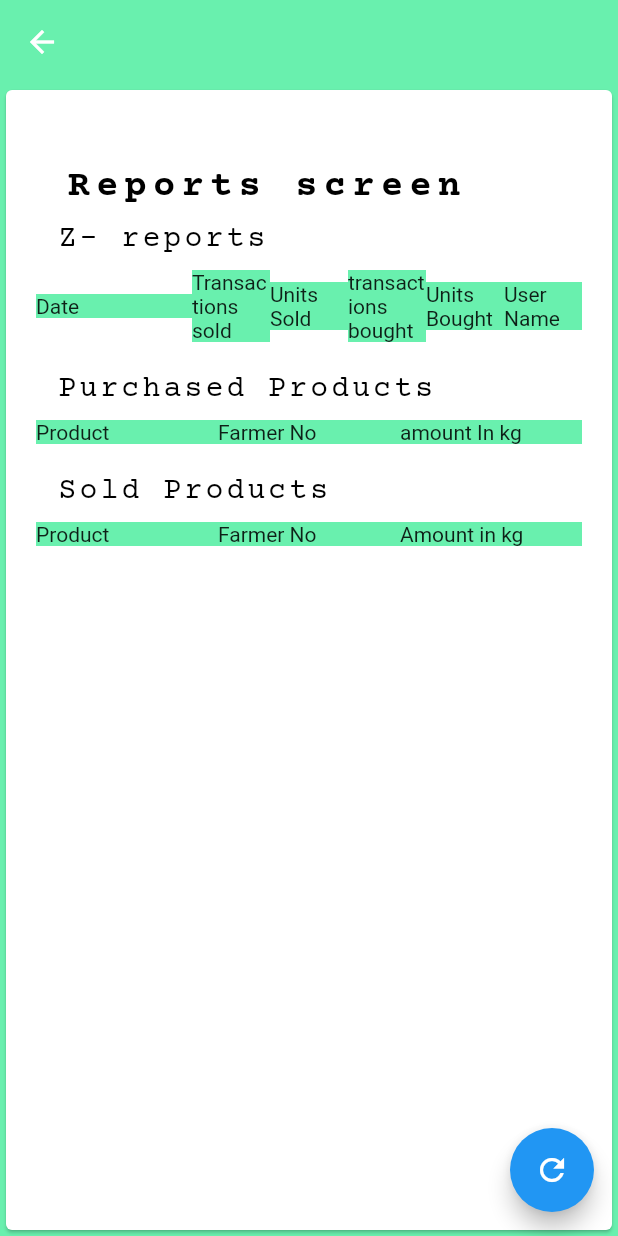
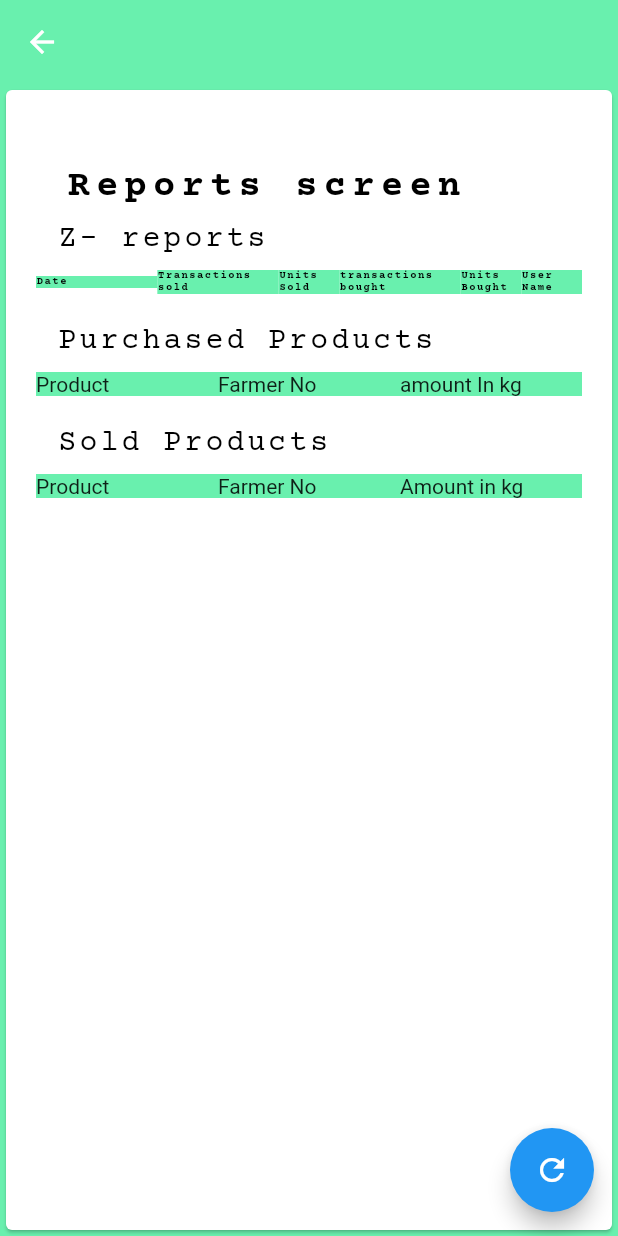
Before and after one commit to BLUECALF/agric, a Flutter app: the ReportsScreen screen opened by its route, after a tap on the "refresh" icon, on a phone screen of 412 x 824 dp. Run offline on Flutter 3.47's test engine with Material 2 defaults, Android fonts, the phone set to English and light mode, and no system bars; our stand-ins replace drift, flutter_form_builder, flutter_spinkit, get; accounts and stored records are empty; generated files the repository leaves out were written again.

Commit message:
agric code 16/3/2022

```diff
--- a/lib/pages/controller/home_controller.dart
+++ b/lib/pages/controller/home_controller.dart
@@ -29,9 +29,6 @@ class HomeController extends GetxController
     //data = ModalRoute.of(context)?.settings.arguments as Map;
     data = Get.arguments;
   }
-
-
-
   void get_xreport_list() async {
 
     print("xreport b4:${xreport_list[0]}");
--- a/lib/pages/views/reports_screen.dart
+++ b/lib/pages/views/reports_screen.dart
@@ -1,41 +1,21 @@
 
-import 'package:agric/styles/button_decoration.dart';
-import 'package:agric/styles/text_field_decoration.dart';
+
+import 'package:agric/pages/controller/reports_controller.dart';
 import 'package:agric/styles/text_style.dart';
 import 'package:flutter/material.dart';
-import 'package:provider/provider.dart';
-
-import '../../database/database.dart';
+import 'package:get/get.dart';
 
 
 
 
-class ReportsScreen extends StatefulWidget {
 
+class ReportsScreen extends StatelessWidget {
 
-  @override
-  State<ReportsScreen> createState() => _ReportsScreenState();
-}
-
-class _ReportsScreenState extends State<ReportsScreen> {
-  List<String> giveoutlist  = ["Fertelizer","chicken feed",
-    "Cattle Feed","Maize Seed","Pesticide","herbicide"];
-
-  List<String> takeinlist = ["Cows milk","goats milk","Camels Milk","eggs","Tea leaves"];
-
-  List<Sale> salesList =[];
-  List<Purchase> purchaseList=[];
-  List<Zreport> zreportList=[];
-
-  late AppDatabase database;
-
-
+  final ReportsController reportsController = Get.put(ReportsController());
   @override
   Widget build(BuildContext context) {
 
-    database = Provider.of<AppDatabase>(context);
-
-    get_objects();
+    reportsController.get_objects();
 
     return Scaffold(
       appBar: AppBar(
@@ -49,7 +29,7 @@ class _ReportsScreenState extends State<ReportsScreen> {
             child: Padding(
               padding: const EdgeInsets.fromLTRB(20,50,20,0),
 
-              child: ListView(
+              child: GetBuilder<ReportsController>(builder: (_){ return ListView(
                 scrollDirection: Axis.vertical,
                 children: [
                   Text(
@@ -64,38 +44,38 @@ class _ReportsScreenState extends State<ReportsScreen> {
                     children: [
                       Expanded(
                         flex: 2,
-                        child: Container( child: Text("Date"),decoration: BoxDecoration(
+                        child: Container( child: Text("Date",style: MyTextStyle.make("tiny"),),decoration: BoxDecoration(
                           color: Colors.greenAccent,
 
                         ),),
                       ),
                       Expanded(
-                        flex: 1,
-                        child: Container(child: Text("Transactions sold"),decoration: BoxDecoration(
+                        flex: 2,
+                        child: Container(child: Text("Transactions sold",style: MyTextStyle.make("tiny"),),decoration: BoxDecoration(
                           color: Colors.greenAccent,
                         ),),
                       ),
                       Expanded(
                         flex: 1,
-                        child: Container(child: Text("Units Sold",),decoration: BoxDecoration(
+                        child: Container(child: Text("Units Sold",style: MyTextStyle.make("tiny"),),decoration: BoxDecoration(
+                          color: Colors.greenAccent,
+                        ),),
+                      ),
+                      Expanded(
+                        flex: 2,
+                        child: Container(child: Text("transactions bought",style: MyTextStyle.make("tiny"),),decoration: BoxDecoration(
                           color: Colors.greenAccent,
                         ),),
                       ),
                       Expanded(
                         flex: 1,
-                        child: Container(child: Text("transactions bought",),decoration: BoxDecoration(
+                        child: Container(child: Text("Units Bought",style: MyTextStyle.make("tiny"),),decoration: BoxDecoration(
                           color: Colors.greenAccent,
                         ),),
                       ),
                       Expanded(
                         flex: 1,
-                        child: Container(child: Text("Units Bought",),decoration: BoxDecoration(
-                          color: Colors.greenAccent,
-                        ),),
-                      ),
-                      Expanded(
-                        flex: 1,
-                        child: Container(child: Text("User Name ",),decoration: BoxDecoration(
+                        child: Container(child: Text("User Name ",style: MyTextStyle.make("tiny"),),decoration: BoxDecoration(
                           color: Colors.greenAccent,
                         ),),
                       ),
@@ -103,7 +83,7 @@ class _ReportsScreenState extends State<ReportsScreen> {
                     ],
                   ),
                   Column(
-                    children: zreportList.map((z) => makerow_of_zreport(z)).toList(),
+                    children: reportsController.zreportList.map((z) => reportsController.makerow_of_zreport(z)).toList(),
                   ),
                   SizedBox(height:20),
 
@@ -136,7 +116,7 @@ class _ReportsScreenState extends State<ReportsScreen> {
                     ],
                   ),
                   Column(
-                    children: purchaseList.map((purchase) => makerow_of_purchase(purchase)).toList(),
+                    children: reportsController.purchaseList.map((purchase) => reportsController.makerow_of_purchase(purchase)).toList(),
                   ),
                   SizedBox(height: 20,),
                   Text(
@@ -163,150 +143,18 @@ class _ReportsScreenState extends State<ReportsScreen> {
                           color: Colors.greenAccent,
                         ),),
                       ),
-
                     ],
                   ),
                   Column(
-                    children: salesList.map((sales) => makerow_of_sales(sales)).toList(),
+                    children: reportsController.salesList.map((sales) => reportsController.makerow_of_sales(sales)).toList(),
                   ),
-
-
-
-            ]),),
+            ]);}),),
           ),
         ),
       ),
-      floatingActionButton: FloatingActionButton(onPressed: () {
-        setState(() {
-          salesList = salesList;
-          purchaseList  = purchaseList;
-        });
-
+      floatingActionButton: FloatingActionButton(onPressed: () {print("refresh called");
+       reportsController.update();
       },child: Icon(Icons.refresh,color: Colors.redAccent[300],),),
     );
   }
-
-  Widget makerow_of_sales(Sale sale)
-  {
-    return Row(
-      children: [
-        Expanded(
-          flex: 1,
-          child: Container(child: Text("${sale.product}"),decoration: BoxDecoration(
-            color: Colors.grey,
-          ),),
-        ),
-        Expanded(
-          flex: 1,
-          child: Container(child: Text("${sale.farmer_number}"),decoration: BoxDecoration(
-            color: Colors.grey[400],
-          ),),
-        ),
-        Expanded(
-          flex: 1,
-          child: Container(child: Text("${sale.amount_kg}"),decoration: BoxDecoration(
-            color: Colors.grey[300],
-          ),),
-        ),
-
-      ],
-
-    );
-  }
-
-  Widget makerow_of_purchase(Purchase purchase)
-  {
-    return Row(
-      children: [
-        Expanded(
-          flex: 1,
-          child: Container(child: Text("${purchase.product}"),decoration: BoxDecoration(
-            color: Colors.grey,
-          ),),
-        ),
-        Expanded(
-          flex: 1,
-          child: Container(child: Text("${purchase.farmer_number}"),decoration: BoxDecoration(
-            color: Colors.grey[400],
-          ),),
-        ),
-        Expanded(
-          flex: 1,
-          child: Container(child: Text("${purchase.amount_kg}"),decoration: BoxDecoration(
-            color: Colors.grey[300],
-          ),),
-        ),
-
-      ],
-
-    );
-  }
-  get_objects() async
-  {
-    final salesDao = Provider.of<SalesDao>(context);
-    salesList = await salesDao.getSaleList();
-    purchaseList = await database.getPurchaseList();
-    zreportList = await database.getZreportList();
-
-
-
-    // after we get values we recall build by set states
-    setState(() {
-
-    });
-  }
-
-  // makes row of Z reports
-
-  Widget makerow_of_zreport(Zreport z) {
-    return Row(
-      children: [
-
-        Expanded(
-          flex: 2,
-          child: Container(child: Text("${z.date}"), decoration: BoxDecoration(
-            color: Colors.grey,
-          ),),
-        ),
-        Expanded(
-          flex: 1,
-          child: Container(
-            child: Text("${z.transactions_sold}"), decoration: BoxDecoration(
-            color: Colors.grey[400],
-          ),),
-        ),
-        Expanded(
-          flex: 1,
-          child: Container(
-            child: Text("${z.units_sold}"), decoration: BoxDecoration(
-            color: Colors.grey[300],
-          ),),
-        ),
-        Expanded(
-          flex: 1,
-          child: Container(
-            child: Text("${z.transactions_bought}"), decoration: BoxDecoration(
-            color: Colors.grey[300],
-          ),),
-        ),
-        Expanded(
-          flex: 1,
-          child: Container(
-            child: Text("${z.units_bought}"), decoration: BoxDecoration(
-            color: Colors.grey[300],
-          ),),
-        ),
-        Expanded(
-          flex: 1,
-          child: Container(
-            child: Text("${z.username}"), decoration: BoxDecoration(
-            color: Colors.grey[300],
-          ),),
-        ),
-
-      ],
-
-    );
-  }
-
 }
--- a/lib/styles/text_style.dart
+++ b/lib/styles/text_style.dart
@@ -35,6 +35,26 @@ class MyTextStyle extends TextStyle {
         color: Colors.white,
       );
     }
+    else if(purpose=="tiny")
+    {
+      return TextStyle(
+        fontSize: 7,
+        fontWeight: FontWeight.bold,
+        letterSpacing: 1,
+        fontFamily: "Courier Prime",
+        color: Colors.black,
+      );
+    }
+    else if(purpose=="small")
+    {
+      return TextStyle(
+        fontSize: 8,
+        fontWeight: FontWeight.bold,
+        letterSpacing: 1,
+        fontFamily: "Courier Prime",
+        color: Colors.black,
+      );
+    }
     else
       {
         return TextStyle(
```
Also changed, not shown: lib/pages/controller/reports_controller.dart (added, +143 -0 lines).
